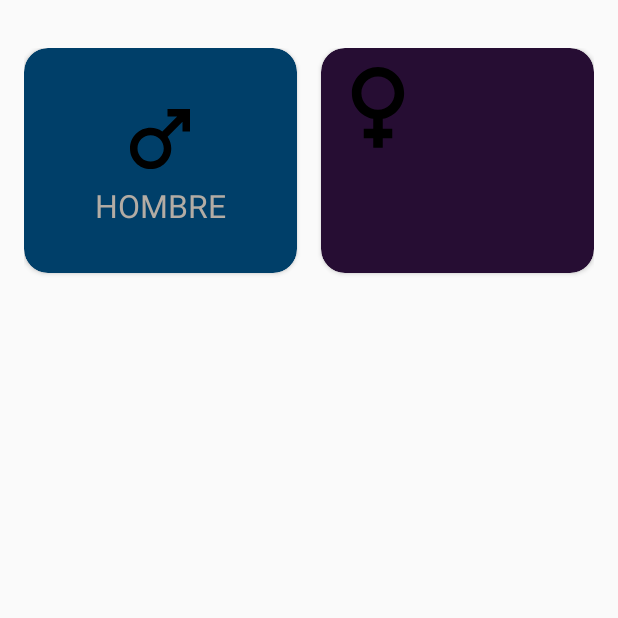
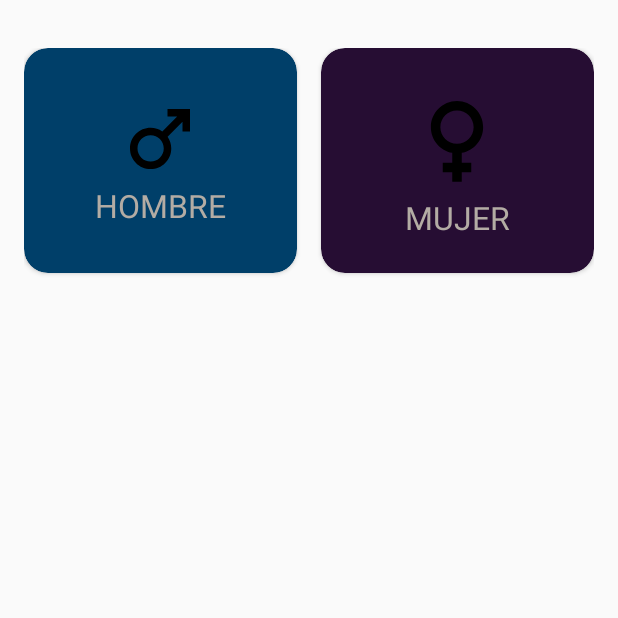
Before and after one commit to salvadoralcantara/Calculadora-IMC, an Android app built with Jetpack Compose: the screen it shows after launch (MainActivity), on a phone screen of 412 x 824 dp, the top half of it. Run offline under Robolectric (Android 15) with nearby library versions, the phone set to English and light mode, and no system bars.

Commit message:
Update activity_main.xml
Se modifico el aspecto de la card mujer

```diff
--- a/app/src/main/res/layout/activity_main.xml
+++ b/app/src/main/res/layout/activity_main.xml
@@ -31,7 +31,7 @@
                 android:id="@+id/imageMale"
                 android:layout_width="60dp"
                 android:layout_height="60dp"
-                app:tint="#ffffff"
+                app:tint="@color/white"
                 android:src="@drawable/ic_male"/>
 
             <TextView
@@ -56,12 +56,28 @@
         app:layout_constraintEnd_toEndOf="parent"
         app:layout_constraintTop_toTopOf="parent">
 
-        <ImageView
-            android:id="@+id/imageFemale"
-            android:layout_width="76dp"
-            android:layout_height="76dp"
-            app:tint="#ffffff"
-            android:src="@drawable/ic_female"/>
+        <androidx.appcompat.widget.LinearLayoutCompat
+            android:layout_width="match_parent"
+            android:layout_height="match_parent"
+            android:gravity="center"
+            android:orientation="vertical">
+
+            <ImageView
+                android:id="@+id/imageFemale"
+                android:layout_width="76dp"
+                android:layout_height="76dp"
+                app:tint="@color/white"
+                android:src="@drawable/ic_female"/>
+
+            <TextView
+                android:id="@+id/textFemale"
+                android:layout_width="wrap_content"
+                android:layout_height="wrap_content"
+                android:textColor="@color/title_text"
+                android:textAllCaps="true"
+                android:textSize="21dp"
+                android:text="mujer"/>
+        </androidx.appcompat.widget.LinearLayoutCompat>
 
     </androidx.cardview.widget.CardView>
 
```
